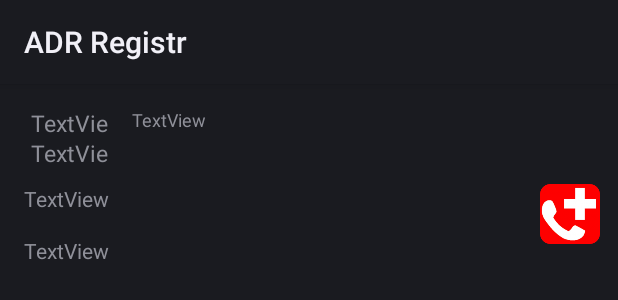
After one commit to osmancikjan/ADR-Registr-Android, an Android app: the layout substance_detail.xml on its own in the app's theme, with its tools: preview values and no code run, on a phone screen of 412 x 824 dp. The commit adds this screen. Shown: the top 300 px of the screen. Run offline under Robolectric (Android 15) with nearby library versions, the phone set to English and light mode, and no system bars; network calls fail.

Commit message:
detail view almost done

```diff
--- a/build.gradle
+++ b/build.gradle
@@ -7,7 +7,7 @@ buildscript {
         }
     }
     dependencies {
-        classpath 'com.android.tools.build:gradle:+'
+        classpath 'com.android.tools.build:gradle:+';
     }
 }
 
@@ -46,7 +46,7 @@ android {
 dependencies {
     compile fileTree(include: ['*.jar'], dir: 'libs')
     //noinspection GradleCompatible
-    compile 'com.android.support:appcompat-v7:26.1.0'
+    compile "com.android.support:appcompat-v7:22.1.0"
     compile 'com.android.support.constraint:constraint-layout:1.0.2'
     compile 'com.android.support:support-v4:26.1.0'
     testCompile 'junit:junit:4.12'
--- a/src/main/AndroidManifest.xml
+++ b/src/main/AndroidManifest.xml
@@ -4,6 +4,7 @@
 
     <uses-permission android:name="android.permission.READ_EXTERNAL_STORAGE" />
     <uses-permission android:name="android.permission.CAMERA" />
+    <uses-permission android:name="android.permission.CALL_PHONE" />
 
     <application
         android:allowBackup="true"
--- a/src/main/java/com/janosmancik/adrregistr/DBHelper.java
+++ b/src/main/java/com/janosmancik/adrregistr/DBHelper.java
@@ -169,11 +169,13 @@ public class DBHelper extends SQLiteOpenHelper {
         Cursor cursor = null;
         if(db.isOpen()) {
             try {
-                cursor = db.rawQuery("SELECT * FROM register WHERE UN LIKE " + un + "", null);
+                cursor = db.rawQuery("SELECT * FROM register WHERE UN LIKE \"" + un + "\"", null);
                 cursor.moveToNext();
                 item.setKemler(cursor.getString(COL_KEMLER));
                 item.setLatka(cursor.getString(COL_NAME));
                 item.setUn(cursor.getString(COL_UN));
+                item.setOchrana(cursor.getString(COL_OCHRANA));
+                item.setOhrozeni(cursor.getString(COL_OHROZENI));
                 return item;
             }
             finally {
--- /dev/null
+++ b/src/main/res/layout/substance_detail.xml
@@ -0,0 +1,75 @@
+<?xml version="1.0" encoding="utf-8"?>
+<RelativeLayout
+    xmlns:android="http://schemas.android.com/apk/res/android" android:layout_width="match_parent"
+    android:layout_height="match_parent">
+
+    <TextView
+        android:id="@+id/kemlerText"
+        android:layout_width="60dp"
+        android:layout_height="20dp"
+        android:layout_alignParentTop="true"
+        android:layout_alignStart="@+id/unText"
+        android:layout_marginTop="15dp"
+        android:text="TextView"
+        android:textAlignment="center"
+        android:textSize="15dp" />
+
+    <TextView
+        android:id="@+id/unText"
+        android:layout_width="60dp"
+        android:layout_height="20dp"
+        android:layout_alignParentStart="true"
+        android:layout_alignParentTop="true"
+        android:layout_marginStart="16dp"
+        android:layout_marginTop="35dp"
+        android:text="TextView"
+        android:textAlignment="center"
+        android:textSize="15dp" />
+
+    <TextView
+        android:id="@+id/nameText"
+        android:layout_width="wrap_content"
+        android:layout_height="wrap_content"
+        android:layout_alignBottom="@+id/unText"
+        android:layout_alignParentEnd="true"
+        android:layout_alignTop="@+id/kemlerText"
+        android:layout_marginEnd="12dp"
+        android:layout_marginStart="12dp"
+        android:layout_toEndOf="@+id/kemlerText"
+        android:text="TextView"
+        android:textSize="12dp" />
+
+    <Button
+        android:id="@+id/callBtn"
+        android:layout_width="40dp"
+        android:layout_height="40dp"
+        android:layout_alignEnd="@+id/nameText"
+        android:layout_below="@+id/nameText"
+        android:layout_marginTop="11dp"
+        android:background="@drawable/emergency" />
+
+    <TextView
+        android:id="@+id/text1"
+        android:layout_width="wrap_content"
+        android:layout_height="wrap_content"
+        android:layout_alignStart="@+id/unText"
+        android:layout_alignTop="@+id/callBtn"
+        android:layout_marginEnd="10dp"
+        android:layout_toStartOf="@+id/callBtn"
+        android:justificationMode="inter_word"
+        android:text="TextView"
+        android:textAlignment="gravity" />
+
+    <TextView
+        android:id="@+id/text2"
+        android:layout_width="wrap_content"
+        android:layout_height="wrap_content"
+        android:layout_alignStart="@+id/text1"
+        android:layout_below="@+id/text1"
+        android:layout_marginEnd="10dp"
+        android:layout_marginTop="15dp"
+        android:layout_toStartOf="@+id/callBtn"
+        android:justificationMode="inter_word"
+        android:text="TextView"
+        android:textAlignment="inherit" />
+</RelativeLayout>
```
Also changed, not shown: src/main/java/com/janosmancik/adrregistr/DisplaySubstance.java (+42 -17 lines), src/main/java/com/janosmancik/adrregistr/MainActivity.java (+2 -5 lines), src/main/java/com/janosmancik/adrregistr/SubstanceObjectModel.java (+14 -2 lines), src/main/res/layout/activity_main.xml (+0 -9 lines).
